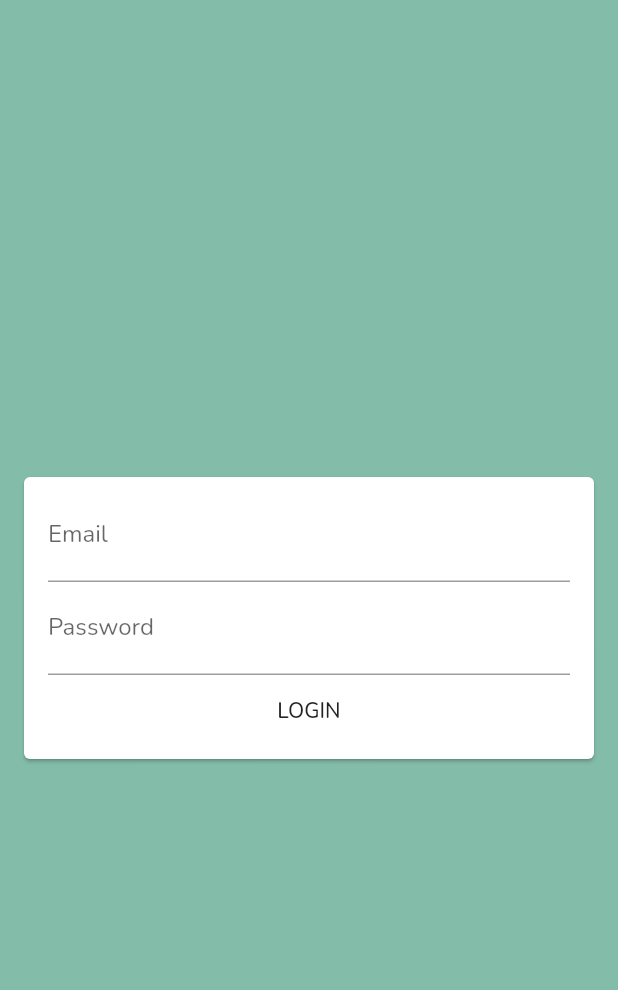
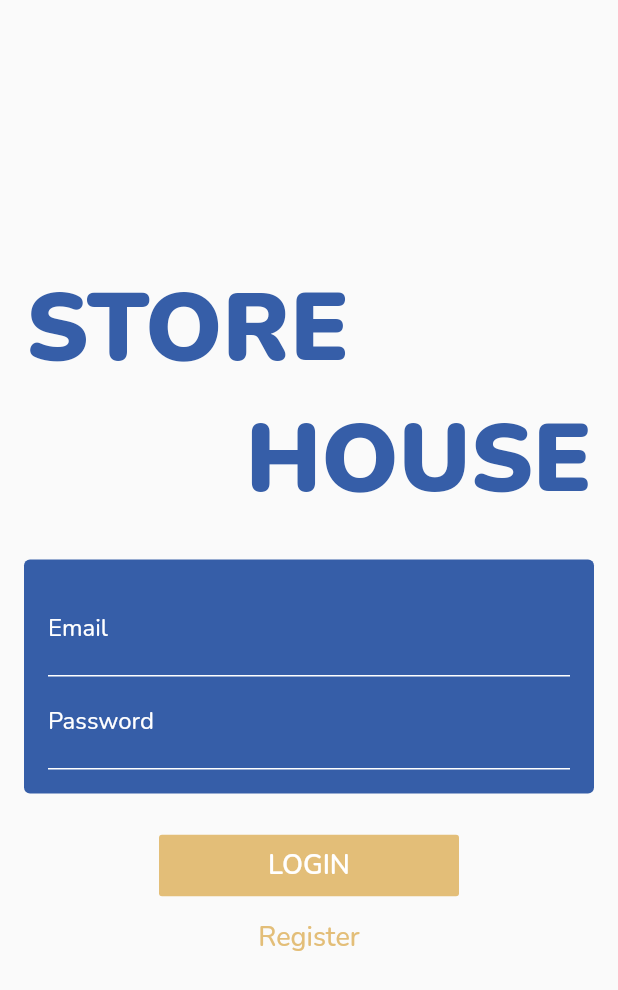
Before and after one commit to renjie19/store_house, a Flutter app: the Login screen opened directly, after a tap on "LOGIN", on a phone screen of 412 x 824 dp. Shown: the top 990 px of the screen. Run offline on Flutter 3.47's test engine with Material 2 defaults, Android fonts, the phone set to English and light mode, and no system bars; drawn by our look-alikes of flutter_form_builder; our stand-ins replace firebase_auth, firebase_core, fluttericon, get, google_fonts; missing offline and left inert: flutter_overlay_loader; accounts and stored records are empty.

Commit message:
implemented register form, added routes, refactored initializing for firebase, implemented auth service

```diff
--- /dev/null
+++ b/lib/config/get_config.dart
@@ -0,0 +1,6 @@
+import 'package:get/get.dart';
+import 'package:store_house/service/auth_service.dart';
+
+void initGetDependencies() {
+  Get.put(AuthService());
+}
--- a/lib/config/routes.dart
+++ b/lib/config/routes.dart
@@ -1,3 +1,6 @@
 import 'package:get/get.dart';
+import 'package:store_house/pages/register.dart';
 
-final routes = <GetPage>[];
+final routes = <GetPage>[
+  GetPage(name: Register.name, page: () => Register())
+];
--- /dev/null
+++ b/lib/controller/main_app_controller.dart
@@ -0,0 +1,31 @@
+import 'package:firebase_auth/firebase_auth.dart';
+import 'package:get/get.dart';
+import 'package:store_house/service/auth_service.dart';
+import 'package:store_house/util/notification_util.dart';
+
+class MainAppBinding implements Bindings {
+  @override
+  void dependencies() {
+    Get.put(MainAppController());
+  }
+}
+
+class MainAppController extends GetxController {
+  final AuthService _authService = Get.find();
+  User? _user;
+
+
+  User? get user => _user;
+
+  set user(User? value) {
+    _user = value;
+  }
+
+  Future<void> login(email, password) async {
+    try {
+      await _authService.login(email, password);
+    } catch (e) {
+      showErrorMessage(e);
+    }
+  }
+}
--- a/lib/pages/login.dart
+++ b/lib/pages/login.dart
@@ -1,41 +1,112 @@
 import 'package:flutter/material.dart';
 import 'package:flutter_form_builder/flutter_form_builder.dart';
+import 'package:flutter_overlay_loader/flutter_overlay_loader.dart';
+import 'package:get/get.dart';
+import 'package:store_house/controller/main_app_controller.dart';
+import 'package:store_house/pages/register.dart';
+import 'package:store_house/util/notification_util.dart';
 
 class Login extends StatelessWidget {
   final _formKey = GlobalKey<FormBuilderState>();
+  final MainAppController _mainAppController = Get.find();
+
+  final inputDecoration = InputDecoration(
+    labelStyle: TextStyle(color: Colors.white),
+    enabledBorder: UnderlineInputBorder(
+      borderSide: BorderSide(color: Colors.white),
+    ),
+  );
+
+  _login(BuildContext context) async {
+    try {
+      if (_formKey.currentState!.saveAndValidate()) {
+        Loader.show(context);
+        var data = _formKey.currentState!.value;
+        print(data);
+        await _mainAppController.login(data['email'], data['password']);
+      }
+    } on String catch (e) {
+      showErrorMessage(e);
+    } finally {
+      Loader.hide();
+    }
+  }
 
   @override
   Widget build(BuildContext context) {
     return Scaffold(
-      backgroundColor: Theme.of(context).primaryColor,
       body: FormBuilder(
         key: _formKey,
         child: Padding(
           padding: const EdgeInsets.all(12.0),
           child: Column(
             mainAxisAlignment: MainAxisAlignment.center,
-            crossAxisAlignment: CrossAxisAlignment.center,
             children: [
+              Center(
+                child: Text(
+                  'STORE\n        HOUSE',
+                  style: TextStyle(
+                      fontSize: 64,
+                      fontWeight: FontWeight.w900,
+                      color: Theme.of(context).primaryColor),
+                ),
+              ),
+              SizedBox(height: 20),
               Card(
+                elevation: 0,
+                color: Theme.of(context).primaryColor,
                 child: Padding(
-                  padding: EdgeInsets.symmetric(vertical: 8, horizontal: 16),
+                  padding: EdgeInsets.all(16),
                   child: Column(
+                    crossAxisAlignment: CrossAxisAlignment.stretch,
                     children: [
                       FormBuilderTextField(
+                        style: TextStyle(color: Colors.white),
                         name: 'email',
-                        decoration: InputDecoration(labelText: 'Email'),
+                        decoration:
+                            inputDecoration.copyWith(labelText: 'Email'),
+                        autovalidateMode: AutovalidateMode.onUserInteraction,
+                        validator: FormBuilderValidators.compose([
+                          FormBuilderValidators.required(context),
+                          FormBuilderValidators.email(context)
+                        ]),
                       ),
                       FormBuilderTextField(
-                        name: 'password',
-                        obscureText: true,
-                        decoration: InputDecoration(labelText: 'Password'),
-                      ),
-                      MaterialButton(
-                          onPressed: () {},
-                          child: Text('LOGIN'),
-                      ),
+                          style: TextStyle(color: Colors.white),
+                          name: 'password',
+                          obscureText: true,
+                          decoration:
+                              inputDecoration.copyWith(labelText: 'Password'),
+                          autovalidateMode: AutovalidateMode.onUserInteraction,
+                          validator: FormBuilderValidators.compose([
+                            FormBuilderValidators.required(context),
+                          ]))
                     ],
                   ),
+                ),
+              ),
+              SizedBox(height: 20),
+              MaterialButton(
+                minWidth: 200,
+                padding: EdgeInsets.all(8),
+                color: Theme.of(context).accentColor,
+                elevation: 0,
+                onPressed: () => _login(context),
+                child: Text(
+                  'LOGIN',
+                  style: TextStyle(
+                      fontWeight: FontWeight.w600,
+                      fontSize: 18,
+                      color: Colors.white),
+                ),
+              ),
+              MaterialButton(
+                minWidth: 200,
+                onPressed: () => Get.toNamed(Register.name),
+                child: Text(
+                  'Register',
+                  style: TextStyle(
+                      fontSize: 18, color: Theme.of(context).accentColor),
                 ),
               )
             ],
--- a/pubspec.yaml
+++ b/pubspec.yaml
@@ -30,6 +30,7 @@ dependencies:
   firebase_auth: ^3.1.0
   google_fonts: ^2.0.0
   path_provider: 2.0.2
+  flutter_overlay_loader: ^0.1.1
   # The following adds the Cupertino Icons font to your application.
   # Use with the CupertinoIcons class for iOS style icons.
   cupertino_icons: ^1.0.2
```
Also changed, not shown: lib/main.dart (+27 -21 lines), lib/pages/main_app.dart (+6 -7 lines), lib/pages/register.dart (added, +61 -0 lines), lib/service/auth_service.dart (added, +35 -0 lines), lib/util/notification_util.dart (added, +19 -0 lines), pubspec.lock.
